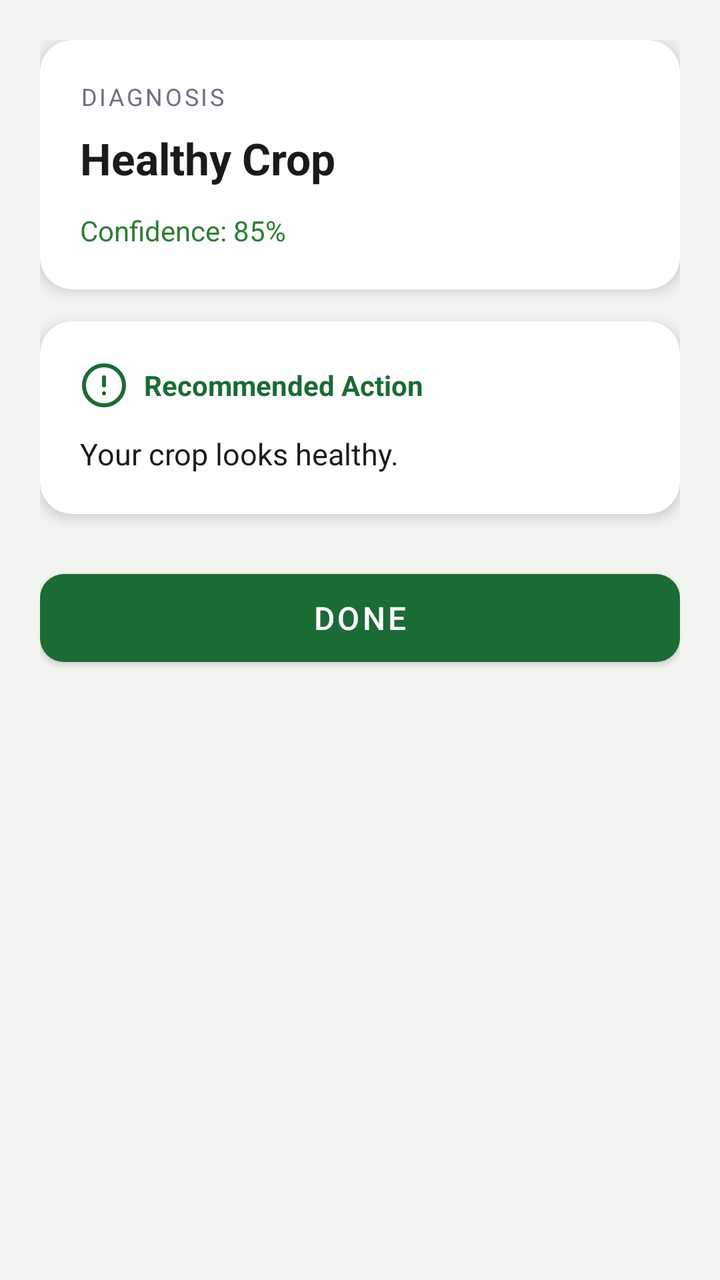
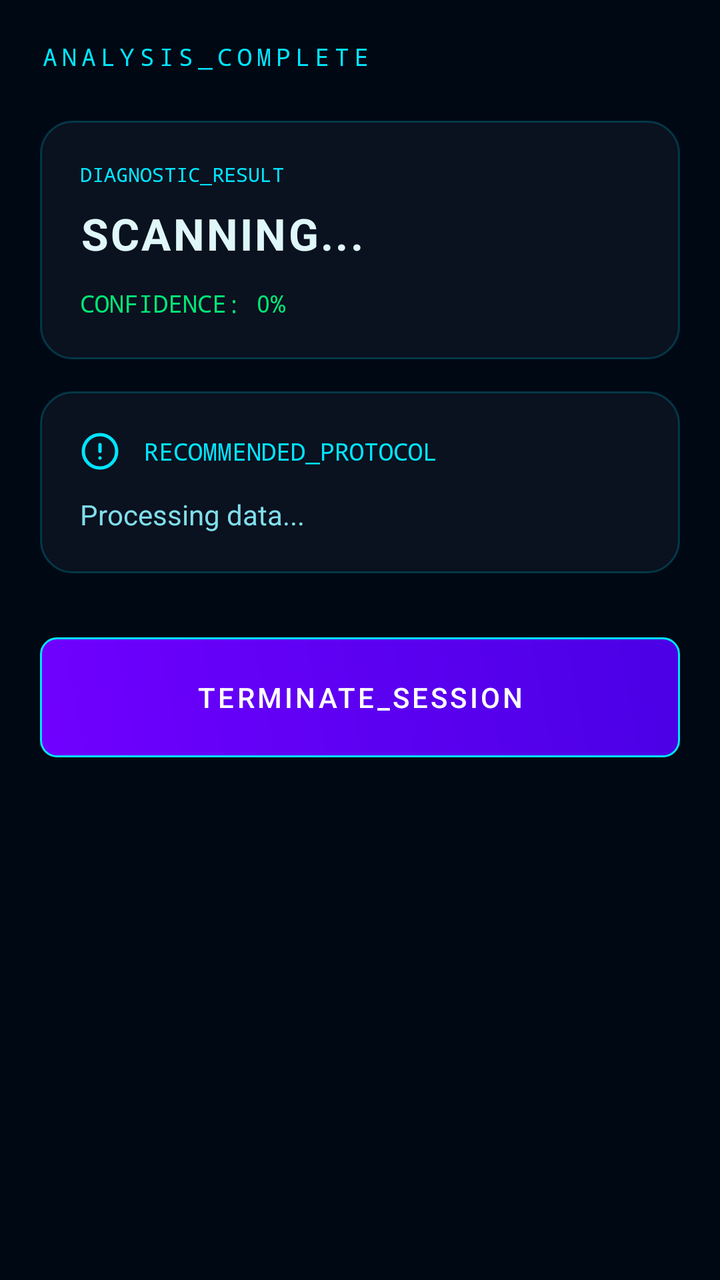

Before-and-after screenshots of an Android layout around one commit, followed by the original layout XML and the change that was made.
<!-- AndroidManifest.xml: application theme Theme.SentinelNG -->
<!-- res/layout/activity_result.xml -->
<?xml version="1.0" encoding="utf-8"?>
<ScrollView
    xmlns:android="http://schemas.android.com/apk/res/android"
    xmlns:app="http://schemas.android.com/apk/res-auto"
    android:layout_width="match_parent"
    android:layout_height="match_parent"
    android:background="@color/background">

    <LinearLayout
        android:layout_width="match_parent"
        android:layout_height="wrap_content"
        android:orientation="vertical"
        android:padding="20dp">

        
        <com.google.android.material.card.MaterialCardView
            android:layout_width="match_parent"
            android:layout_height="wrap_content"
            android:layout_marginBottom="16dp"
            app:cardCornerRadius="16dp"
            app:cardElevation="4dp">

            <LinearLayout
                android:layout_width="match_parent"
                android:layout_height="wrap_content"
                android:orientation="vertical"
                android:padding="20dp">

                <TextView
                    android:layout_width="wrap_content"
                    android:layout_height="wrap_content"
                    android:text="@string/label_diagnosis"
                    android:textSize="12sp"
                    android:textColor="@color/text_secondary"
                    android:textAllCaps="true"
                    android:letterSpacing="0.1"
                    android:layout_marginBottom="8dp" />

                <TextView
                    android:id="@+id/tv_diagnosis"
                    android:layout_width="wrap_content"
                    android:layout_height="wrap_content"
                    android:text="Healthy Crop"
                    android:textSize="22sp"
                    android:textStyle="bold"
                    android:textColor="@color/text_primary"
                    android:layout_marginBottom="12dp" />

                <TextView
                    android:id="@+id/tv_confidence"
                    android:layout_width="wrap_content"
                    android:layout_height="wrap_content"
                    android:text="Confidence: 85%"
                    android:textSize="14sp"
                    android:textColor="@color/confidence_high" />
            </LinearLayout>
        </com.google.android.material.card.MaterialCardView>

        
        <com.google.android.material.card.MaterialCardView
            android:layout_width="match_parent"
            android:layout_height="wrap_content"
            android:layout_marginBottom="24dp"
            app:cardCornerRadius="16dp"
            app:cardElevation="4dp">

            <LinearLayout
                android:layout_width="match_parent"
                android:layout_height="wrap_content"
                android:orientation="vertical"
                android:padding="20dp">

                <LinearLayout
                    android:layout_width="match_parent"
                    android:layout_height="wrap_content"
                    android:orientation="horizontal"
                    android:gravity="center_vertical"
                    android:layout_marginBottom="12dp">

                    <ImageView
                        android:layout_width="24dp"
                        android:layout_height="24dp"
                        android:src="@drawable/ic_advice"
                        android:tint="@color/primary"
                        android:layout_marginEnd="8dp" />

                    <TextView
                        android:layout_width="wrap_content"
                        android:layout_height="wrap_content"
                        android:text="@string/label_advice"
                        android:textSize="14sp"
                        android:textStyle="bold"
                        android:textColor="@color/primary" />
                </LinearLayout>

                <TextView
                    android:id="@+id/tv_advice"
                    android:layout_width="match_parent"
                    android:layout_height="wrap_content"
                    android:text="Your crop looks healthy."
                    android:textSize="15sp"
                    android:textColor="@color/text_primary"
                    android:lineSpacingMultiplier="1.4" />
            </LinearLayout>
        </com.google.android.material.card.MaterialCardView>

        
        <com.google.android.material.button.MaterialButton
            android:id="@+id/btn_done"
            android:layout_width="match_parent"
            android:layout_height="56dp"
            android:text="@string/action_done"
            android:textSize="16sp"
            app:cornerRadius="12dp" />

    </LinearLayout>
</ScrollView>
<!-- resources referenced by this layout -->
<resources>
  <color name="background">#F2F4F0</color>
  <color name="confidence_high">#2E7D32</color>
  <color name="primary">#1B6B35</color>
  <color name="text_primary">#1A1A1A</color>
  <color name="text_secondary">#6B7280</color>
  <!-- drawable ic_advice (drawable) -->
  <vector xmlns:android="http://schemas.android.com/apk/res/android"
      android:width="24dp"
      android:height="24dp"
      android:viewportWidth="24"
      android:viewportHeight="24">
      <path
          android:fillColor="@android:color/transparent"
          android:strokeColor="#FF000000"
          android:strokeWidth="2"
          android:strokeLineCap="round"
          android:strokeLineJoin="round"
          android:pathData="M12,22C17.523,22 22,17.523 22,12C22,6.477 17.523,2 12,2C6.477,2 2,6.477 2,12C2,17.523 6.477,22 12,22Z"/>
      <path
          android:fillColor="@android:color/transparent"
          android:strokeColor="#FF000000"
          android:strokeWidth="2"
          android:strokeLineCap="round"
          android:strokeLineJoin="round"
          android:pathData="M12,8L12,12"/>
      <path
          android:fillColor="@android:color/transparent"
          android:strokeColor="#FF000000"
          android:strokeWidth="2"
          android:strokeLineCap="round"
          android:strokeLineJoin="round"
          android:pathData="M12,16L12.01,16"/>
  </vector>
  <string name="action_done">Done</string>
  <string name="label_advice">Recommended Action</string>
  <string name="label_diagnosis">Diagnosis</string>
  <style name="Theme.SentinelNG" parent="Theme.MaterialComponents.DayNight.DarkActionBar">
          <item name="colorPrimary">@color/primary</item>
          <item name="colorPrimaryDark">@color/primary_dark</item>
          <item name="colorAccent">@color/accent</item>
          <item name="android:windowBackground">@color/background</item>
          <item name="android:statusBarColor">@color/primary_dark</item>
      </style>
  <color name="primary_dark">#0D3D1E</color>
  <color name="accent">#F4A922</color>
</resources>

<!-- the commit's change to res/layout/activity_result.xml (unified diff, before → after) -->
@@ -13,105 +13,108 @@
         android:padding="20dp">
 
         
-        <com.google.android.material.card.MaterialCardView
+        <TextView
+            android:layout_width="wrap_content"
+            android:layout_height="wrap_content"
+            android:text="ANALYSIS_COMPLETE"
+            android:textColor="@color/primary"
+            android:textSize="12sp"
+            android:fontFamily="monospace"
+            android:letterSpacing="0.2"
+            android:layout_marginBottom="24dp" />
+
+        
+        <LinearLayout
             android:layout_width="match_parent"
             android:layout_height="wrap_content"
-            android:layout_marginBottom="16dp"
-            app:cardCornerRadius="16dp"
-            app:cardElevation="4dp">
+            android:orientation="vertical"
+            android:background="@drawable/bg_scifi_card"
+            android:padding="20dp"
+            android:layout_marginBottom="16dp">
+
+            <TextView
+                android:layout_width="wrap_content"
+                android:layout_height="wrap_content"
+                android:text="DIAGNOSTIC_RESULT"
+                android:textSize="10sp"
+                android:textColor="@color/primary"
+                android:fontFamily="monospace"
+                android:layout_marginBottom="8dp" />
+
+            <TextView
+                android:id="@+id/tv_diagnosis"
+                android:layout_width="wrap_content"
+                android:layout_height="wrap_content"
+                android:text="SCANNING..."
+                android:textSize="22sp"
+                android:textStyle="bold"
+                android:textColor="@color/text_primary"
+                android:letterSpacing="0.05"
+                android:layout_marginBottom="12dp" />
+
+            <TextView
+                android:id="@+id/tv_confidence"
+                android:layout_width="wrap_content"
+                android:layout_height="wrap_content"
+                android:text="CONFIDENCE: 0%"
+                android:textSize="12sp"
+                android:fontFamily="monospace"
+                android:textColor="@color/severity_low" />
+        </LinearLayout>
+
+        
+        <LinearLayout
+            android:layout_width="match_parent"
+            android:layout_height="wrap_content"
+            android:orientation="vertical"
+            android:background="@drawable/bg_scifi_card"
+            android:padding="20dp"
+            android:layout_marginBottom="32dp">
 
             <LinearLayout
                 android:layout_width="match_parent"
                 android:layout_height="wrap_content"
-                android:orientation="vertical"
-                android:padding="20dp">
+                android:orientation="horizontal"
+                android:gravity="center_vertical"
+                android:layout_marginBottom="12dp">
+
+                <ImageView
+                    android:layout_width="20dp"
+                    android:layout_height="20dp"
+                    android:src="@drawable/ic_advice"
+                    app:tint="@color/primary"
+                    android:layout_marginEnd="12dp" />
 
                 <TextView
                     android:layout_width="wrap_content"
                     android:layout_height="wrap_content"
-                    android:text="@string/label_diagnosis"
+                    android:text="RECOMMENDED_PROTOCOL"
                     android:textSize="12sp"
-                    android:textColor="@color/text_secondary"
-                    android:textAllCaps="true"
-                    android:letterSpacing="0.1"
-                    android:layout_marginBottom="8dp" />
+                    android:fontFamily="monospace"
+                    android:textColor="@color/primary" />
+            </LinearLayout>
 
-                <TextView
-                    android:id="@+id/tv_diagnosis"
-                    android:layout_width="wrap_content"
-                    android:layout_height="wrap_content"
-                    android:text="Healthy Crop"
-                    android:textSize="22sp"
-                    android:textStyle="bold"
-                    android:textColor="@color/text_primary"
-                    android:layout_marginBottom="12dp" />
-
-                <TextView
-                    android:id="@+id/tv_confidence"
-                    android:layout_width="wrap_content"
-                    android:layout_height="wrap_content"
-                    android:text="Confidence: 85%"
-                    android:textSize="14sp"
-                    android:textColor="@color/confidence_high" />
-            </LinearLayout>
-        </com.google.android.material.card.MaterialCardView>
-
-        
-        <com.google.android.material.card.MaterialCardView
-            android:layout_width="match_parent"
-            android:layout_height="wrap_content"
-            android:layout_marginBottom="24dp"
-            app:cardCornerRadius="16dp"
-            app:cardElevation="4dp">
-
-            <LinearLayout
+            <TextView
+                android:id="@+id/tv_advice"
                 android:layout_width="match_parent"
                 android:layout_height="wrap_content"
-                android:orientation="vertical"
-                android:padding="20dp">
-
-                <LinearLayout
-                    android:layout_width="match_parent"
-                    android:layout_height="wrap_content"
-                    android:orientation="horizontal"
-                    android:gravity="center_vertical"
-                    android:layout_marginBottom="12dp">
-
-                    <ImageView
-                        android:layout_width="24dp"
-                        android:layout_height="24dp"
-                        android:src="@drawable/ic_advice"
-                        android:tint="@color/primary"
-                        android:layout_marginEnd="8dp" />
-
-                    <TextView
-                        android:layout_width="wrap_content"
-                        android:layout_height="wrap_content"
-                        android:text="@string/label_advice"
-                        android:textSize="14sp"
-                        android:textStyle="bold"
-                        android:textColor="@color/primary" />
-                </LinearLayout>
-
-                <TextView
-                    android:id="@+id/tv_advice"
-                    android:layout_width="match_parent"
-                    android:layout_height="wrap_content"
-                    android:text="Your crop looks healthy."
-                    android:textSize="15sp"
-                    android:textColor="@color/text_primary"
-                    android:lineSpacingMultiplier="1.4" />
-            </LinearLayout>
-        </com.google.android.material.card.MaterialCardView>
+                android:text="Processing data..."
+                android:textSize="14sp"
+                android:textColor="@color/text_secondary"
+                android:lineSpacingMultiplier="1.4" />
+        </LinearLayout>
 
         
         <com.google.android.material.button.MaterialButton
             android:id="@+id/btn_done"
             android:layout_width="match_parent"
-            android:layout_height="56dp"
-            android:text="@string/action_done"
-            android:textSize="16sp"
-            app:cornerRadius="12dp" />
+            android:layout_height="60dp"
+            android:text="TERMINATE_SESSION"
+            android:textSize="14sp"
+            android:textColor="@color/white"
+            android:letterSpacing="0.1"
+            app:backgroundTint="@null"
+            android:background="@drawable/bg_scifi_button" />
 
     </LinearLayout>
 </ScrollView>
<!-- resource entries referenced after the edit -->
@@ -1,10 +1,38 @@
 <!-- resources referenced by this layout -->
 <resources>
-  <color name="background">#F2F4F0</color>
-  <color name="confidence_high">#2E7D32</color>
-  <color name="primary">#1B6B35</color>
-  <color name="text_primary">#1A1A1A</color>
-  <color name="text_secondary">#6B7280</color>
+  <color name="background">#000814</color>
+  <color name="primary">#00E5FF</color>
+  <color name="severity_low">#00E676</color>
+  <color name="text_primary">#E0F7FA</color>
+  <color name="text_secondary">#80DEEA</color>
+  <color name="white">#FFFFFF</color>
+  <!-- drawable bg_scifi_button (drawable) -->
+  <?xml version="1.0" encoding="utf-8"?>
+  <ripple xmlns:android="http://schemas.android.com/apk/res/android"
+      android:color="#4000E5FF">
+      <item>
+          <shape android:shape="rectangle">
+              <corners android:radius="8dp" />
+              <gradient
+                  android:startColor="@color/accent"
+                  android:endColor="#4A00E5"
+                  android:angle="45" />
+              <stroke android:width="1dp" android:color="@color/primary" />
+          </shape>
+      </item>
+  </ripple>
+  <!-- drawable bg_scifi_card (drawable) -->
+  <?xml version="1.0" encoding="utf-8"?>
+  <layer-list xmlns:android="http://schemas.android.com/apk/res/android">
+      
+      <item>
+          <shape android:shape="rectangle">
+              <corners android:radius="16dp" />
+              <stroke android:width="1dp" android:color="@color/glass_border" />
+              <solid android:color="@color/surface" />
+          </shape>
+      </item>
+  </layer-list>
   <!-- drawable ic_advice (drawable) -->
   <vector xmlns:android="http://schemas.android.com/apk/res/android"
       android:width="24dp"
@@ -33,17 +61,19 @@
           android:strokeLineJoin="round"
           android:pathData="M12,16L12.01,16"/>
   </vector>
-  <string name="action_done">Done</string>
-  <string name="label_advice">Recommended Action</string>
-  <string name="label_diagnosis">Diagnosis</string>
-  <style name="Theme.SentinelNG" parent="Theme.MaterialComponents.DayNight.DarkActionBar">
+  <style name="Theme.SentinelNG" parent="Theme.MaterialComponents.NoActionBar">
           <item name="colorPrimary">@color/primary</item>
           <item name="colorPrimaryDark">@color/primary_dark</item>
           <item name="colorAccent">@color/accent</item>
           <item name="android:windowBackground">@color/background</item>
           <item name="android:statusBarColor">@color/primary_dark</item>
+          <item name="android:navigationBarColor">@color/primary_dark</item>
+          <item name="colorSurface">@color/surface</item>
+          <item name="colorOnSurface">@color/text_primary</item>
       </style>
-  <color name="primary_dark">#0D3D1E</color>
-  <color name="accent">#F4A922</color>
+  <color name="primary_dark">#000814</color>
+  <color name="accent">#7000FF</color>
+  <color name="glass_border">#3300E5FF</color>
+  <color name="surface">#0A111F</color>
 </resources>
 
